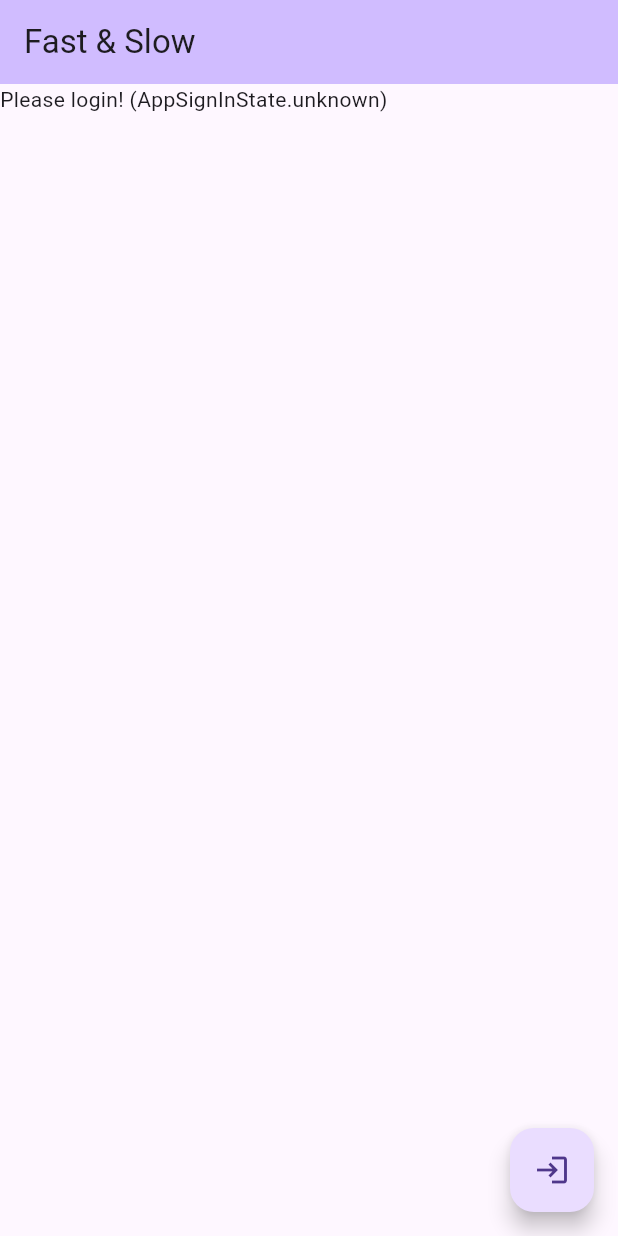
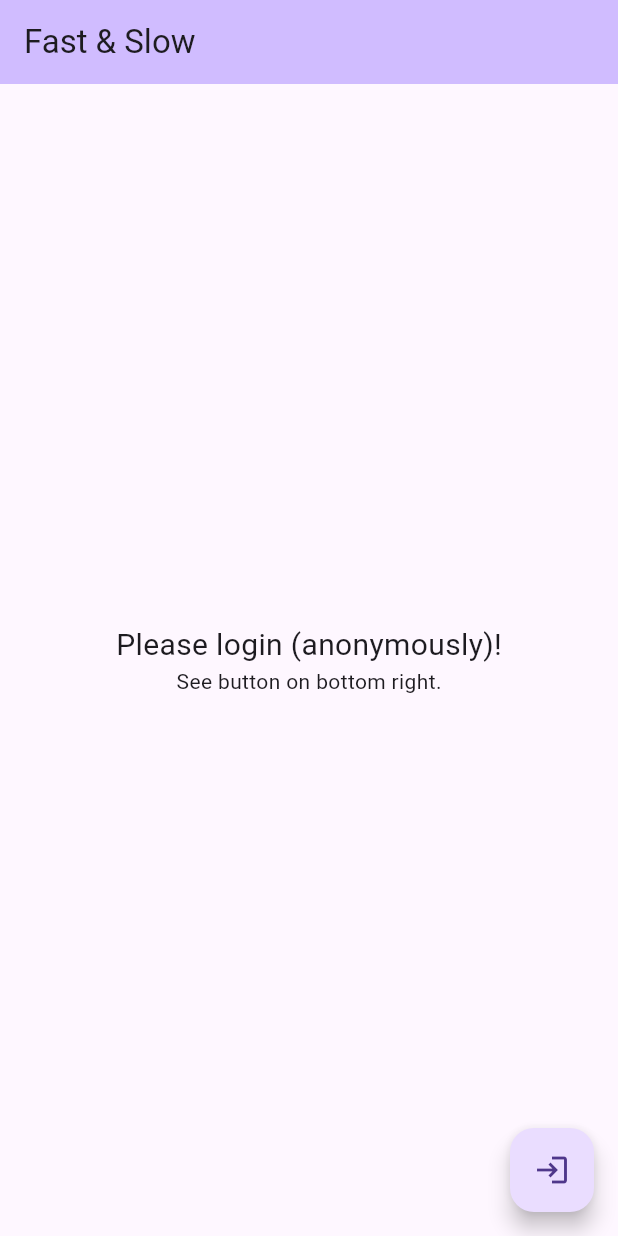
Before and after one commit to kevmoo/fast_and_slow, a Flutter app: the screen it shows after launch, on a phone screen of 412 x 824 dp. Run offline on Flutter 3.47's test engine with Material 3 defaults, Android fonts, the phone set to English and light mode, and no system bars; our stand-ins replace cloud_firestore, firebase_auth, firebase_core, go_router; missing offline and left inert: stats; accounts and stored records are empty; statements that could not run were skipped.

Commit message:
ux tweaks

```diff
--- a/app/lib/src/home_widget.dart
+++ b/app/lib/src/home_widget.dart
@@ -18,7 +18,17 @@ class HomeWidget extends StatelessWidget {
       ),
       body: signInState == AppSignInState.signedIn
           ? UserWidget(user: CurrentUserWidget.of(context).currentUser!)
-          : Text('Please login! ($signInState)'),
+          : const Center(
+              child: Column(
+              mainAxisAlignment: MainAxisAlignment.center,
+              children: [
+                Text(
+                  'Please login (anonymously)!',
+                  style: TextStyle(fontSize: 20),
+                ),
+                Text('See button on bottom right.'),
+              ],
+            )),
       floatingActionButton: _authButton(context),
     );
   }
```
Also changed, not shown: app/lib/src/sign_in.dart (+6 -1 lines).
